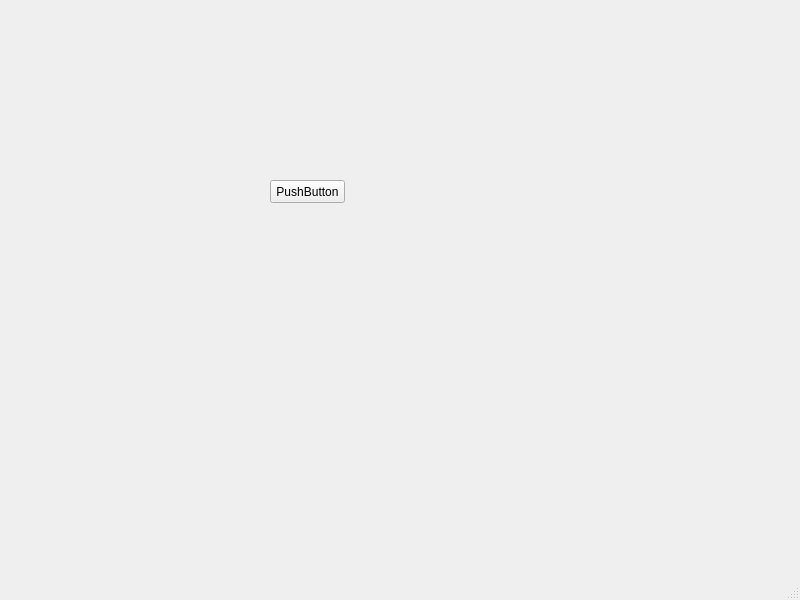
Before: the Qt Designer form TonyPacker/views/main_window.ui in santorr/TonyPacker, drawn with Qt 5.
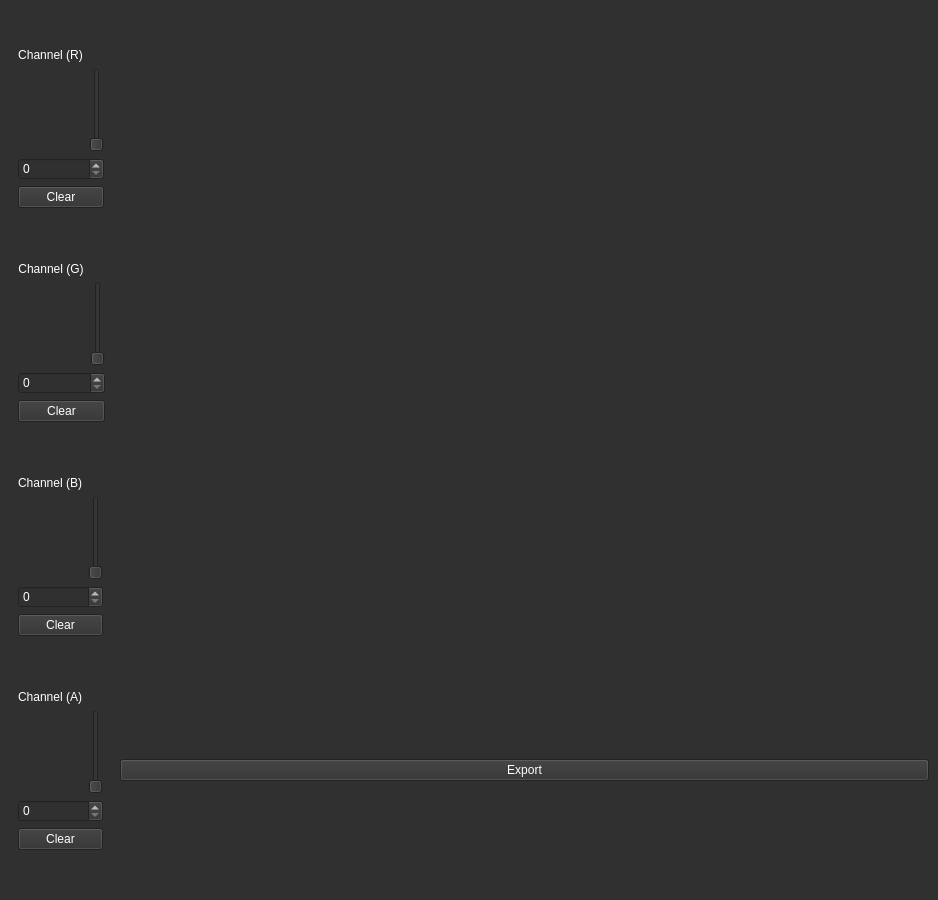
After: the same form once the commit is applied. Icons and pictures are not drawn.

What changed in the file:
```diff
--- a/TonyPacker/views/main_window.ui
+++ b/TonyPacker/views/main_window.ui
@@ -6,39 +6,387 @@
    <rect>
     <x>0</x>
     <y>0</y>
-    <width>800</width>
-    <height>600</height>
+    <width>938</width>
+    <height>900</height>
    </rect>
   </property>
+  <property name="sizePolicy">
+   <sizepolicy hsizetype="Maximum" vsizetype="Minimum">
+    <horstretch>0</horstretch>
+    <verstretch>0</verstretch>
+   </sizepolicy>
+  </property>
   <property name="windowTitle">
    <string>MainWindow</string>
   </property>
+  <property name="styleSheet">
+   <string notr="true">background: #303030;</string>
+  </property>
   <widget class="QWidget" name="centralwidget">
-   <widget class="QPushButton" name="pushButton">
-    <property name="geometry">
-     <rect>
-      <x>270</x>
-      <y>180</y>
-      <width>75</width>
-      <height>23</height>
-     </rect>
-    </property>
-    <property name="text">
-     <string>PushButton</string>
-    </property>
-   </widget>
-  </widget>
-  <widget class="QMenuBar" name="menubar">
-   <property name="geometry">
-    <rect>
-     <x>0</x>
-     <y>0</y>
-     <width>800</width>
-     <height>21</height>
-    </rect>
+   <property name="sizePolicy">
+    <sizepolicy hsizetype="Preferred" vsizetype="Preferred">
+     <horstretch>0</horstretch>
+     <verstretch>0</verstretch>
+    </sizepolicy>
    </property>
+   <layout class="QGridLayout" name="gridLayout_2">
+    <item row="0" column="1">
+     <widget class="QWidget" name="r_channel" native="true">
+      <property name="sizePolicy">
+       <sizepolicy hsizetype="Maximum" vsizetype="Maximum">
+        <horstretch>0</horstretch>
+        <verstretch>0</verstretch>
+       </sizepolicy>
+      </property>
+      <layout class="QGridLayout" name="gridLayout">
+       <item row="2" column="1">
+        <widget class="QSlider" name="verticalSlider">
+         <property name="sizePolicy">
+          <sizepolicy hsizetype="Maximum" vsizetype="Minimum">
+           <horstretch>0</horstretch>
+           <verstretch>0</verstretch>
+          </sizepolicy>
+         </property>
+         <property name="orientation">
+          <enum>Qt::Vertical</enum>
+         </property>
+        </widget>
+       </item>
+       <item row="1" column="0">
+        <widget class="QLabel" name="label">
+         <property name="sizePolicy">
+          <sizepolicy hsizetype="Minimum" vsizetype="Maximum">
+           <horstretch>0</horstretch>
+           <verstretch>0</verstretch>
+          </sizepolicy>
+         </property>
+         <property name="styleSheet">
+          <string notr="true">color: #ffffff;</string>
+         </property>
+         <property name="text">
+          <string>Channel (R)</string>
+         </property>
+         <property name="alignment">
+          <set>Qt::AlignCenter</set>
+         </property>
+        </widget>
+       </item>
+       <item row="3" column="0" colspan="2">
+        <widget class="QSpinBox" name="spinBox">
+         <property name="styleSheet">
+          <string notr="true">color: #ffffff;</string>
+         </property>
+        </widget>
+       </item>
+       <item row="4" column="0" colspan="2">
+        <widget class="QPushButton" name="pushButton">
+         <property name="styleSheet">
+          <string notr="true">color: #ffffff;</string>
+         </property>
+         <property name="text">
+          <string>Clear</string>
+         </property>
+        </widget>
+       </item>
+       <item row="2" column="0">
+        <widget class="QLabel" name="lb_preview">
+         <property name="sizePolicy">
+          <sizepolicy hsizetype="Maximum" vsizetype="Maximum">
+           <horstretch>0</horstretch>
+           <verstretch>0</verstretch>
+          </sizepolicy>
+         </property>
+         <property name="text">
+          <string/>
+         </property>
+         <property name="pixmap">
+          <pixmap>../resources/template.jpg</pixmap>
+         </property>
+         <property name="scaledContents">
+          <bool>false</bool>
+         </property>
+         <property name="alignment">
+          <set>Qt::AlignCenter</set>
+         </property>
+        </widget>
+       </item>
+      </layout>
+     </widget>
+    </item>
+    <item row="1" column="1">
+     <widget class="QWidget" name="g_channel" native="true">
+      <property name="sizePolicy">
+       <sizepolicy hsizetype="Maximum" vsizetype="Maximum">
+        <horstretch>0</horstretch>
+        <verstretch>0</verstretch>
+       </sizepolicy>
+      </property>
+      <layout class="QGridLayout" name="gridLayout_3">
+       <item row="0" column="0">
+        <widget class="QLabel" name="label_2">
+         <property name="sizePolicy">
+          <sizepolicy hsizetype="Minimum" vsizetype="Maximum">
+           <horstretch>0</horstretch>
+           <verstretch>0</verstretch>
+          </sizepolicy>
+         </property>
+         <property name="styleSheet">
+          <string notr="true">color: #ffffff;</string>
+         </property>
+         <property name="text">
+          <string>Channel (G)</string>
+         </property>
+         <property name="alignment">
+          <set>Qt::AlignCenter</set>
+         </property>
+        </widget>
+       </item>
+       <item row="1" column="0">
+        <widget class="QLabel" name="lb_preview_2">
+         <property name="sizePolicy">
+          <sizepolicy hsizetype="Maximum" vsizetype="Maximum">
+           <horstretch>0</horstretch>
+           <verstretch>0</verstretch>
+          </sizepolicy>
+         </property>
+         <property name="text">
+          <string/>
+         </property>
+         <property name="pixmap">
+          <pixmap>../resources/template.jpg</pixmap>
+         </property>
+         <property name="scaledContents">
+          <bool>false</bool>
+         </property>
+         <property name="alignment">
+          <set>Qt::AlignCenter</set>
+         </property>
+        </widget>
+       </item>
+       <item row="1" column="1">
+        <widget class="QSlider" name="verticalSlider_2">
+         <property name="sizePolicy">
+          <sizepolicy hsizetype="Maximum" vsizetype="Minimum">
+           <horstretch>0</horstretch>
+           <verstretch>0</verstretch>
+          </sizepolicy>
+         </property>
+         <property name="orientation">
+          <enum>Qt::Vertical</enum>
+         </property>
+        </widget>
+       </item>
+       <item row="2" column="0" colspan="2">
+        <widget class="QSpinBox" name="spinBox_2">
+         <property name="styleSheet">
+          <string notr="true">color: #ffffff;</string>
+         </property>
+        </widget>
+       </item>
+       <item row="3" column="0" colspan="2">
+        <widget class="QPushButton" name="pushButton_2">
+         <property name="styleSheet">
+          <string notr="true">color: #ffffff;</string>
+         </property>
+         <property name="text">
+          <string>Clear</string>
+         </property>
+        </widget>
+       </item>
+      </layout>
+     </widget>
+    </item>
+    <item row="2" column="1">
+     <widget class="QWidget" name="b_channel" native="true">
+      <property name="sizePolicy">
+       <sizepolicy hsizetype="Maximum" vsizetype="Maximum">
+        <horstretch>0</horstretch>
+        <verstretch>0</verstretch>
+       </sizepolicy>
+      </property>
+      <layout class="QGridLayout" name="gridLayout_4">
+       <item row="0" column="0">
+        <widget class="QLabel" name="label_3">
+         <property name="sizePolicy">
+          <sizepolicy hsizetype="Minimum" vsizetype="Maximum">
+           <horstretch>0</horstretch>
+           <verstretch>0</verstretch>
+          </sizepolicy>
+         </property>
+         <property name="styleSheet">
+          <string notr="true">color: #ffffff;</string>
+         </property>
+         <property name="text">
+          <string>Channel (B)</string>
+         </property>
+         <property name="alignment">
+          <set>Qt::AlignCenter</set>
+         </property>
+        </widget>
+       </item>
+       <item row="1" column="0">
+        <widget class="QLabel" name="lb_preview_3">
+         <property name="sizePolicy">
+          <sizepolicy hsizetype="Maximum" vsizetype="Maximum">
+           <horstretch>0</horstretch>
+           <verstretch>0</verstretch>
+          </sizepolicy>
+         </property>
+         <property name="text">
+          <string/>
+         </property>
+         <property name="pixmap">
+          <pixmap>../resources/template.jpg</pixmap>
+         </property>
+         <property name="scaledContents">
+          <bool>false</bool>
+         </property>
+         <property name="alignment">
+          <set>Qt::AlignCenter</set>
+         </property>
+        </widget>
+       </item>
+       <item row="1" column="1">
+        <widget class="QSlider" name="verticalSlider_3">
+         <property name="sizePolicy">
+          <sizepolicy hsizetype="Maximum" vsizetype="Minimum">
+           <horstretch>0</horstretch>
+           <verstretch>0</verstretch>
+          </sizepolicy>
+         </property>
+         <property name="orientation">
+          <enum>Qt::Vertical</enum>
+         </property>
+        </widget>
+       </item>
+       <item row="2" column="0" colspan="2">
+        <widget class="QSpinBox" name="spinBox_3">
+         <property name="styleSheet">
+          <string notr="true">color: #ffffff;</string>
+         </property>
+        </widget>
+       </item>
+       <item row="3" column="0" colspan="2">
+        <widget class="QPushButton" name="pushButton_3">
+         <property name="styleSheet">
+          <string notr="true">color: #ffffff;</string>
+         </property>
+         <property name="text">
+          <string>Clear</string>
+         </property>
+        </widget>
+       </item>
+      </layout>
+     </widget>
+    </item>
+    <item row="3" column="1">
+     <widget class="QWidget" name="a_channel" native="true">
+      <layout class="QGridLayout" name="gridLayout_5">
+       <item row="0" column="0">
+        <widget class="QLabel" name="label_4">
+         <property name="sizePolicy">
+          <sizepolicy hsizetype="Minimum" vsizetype="Maximum">
+           <horstretch>0</horstretch>
+           <verstretch>0</verstretch>
+          </sizepolicy>
+         </property>
+         <property name="styleSheet">
+          <string notr="true">color: #ffffff;</string>
+         </property>
+         <property name="text">
+          <string>Channel (A)</string>
+         </property>
+         <property name="alignment">
+          <set>Qt::AlignCenter</set>
+         </property>
+        </widget>
+       </item>
+       <item row="1" column="0">
+        <widget class="QLabel" name="lb_preview_4">
+         <property name="sizePolicy">
+          <sizepolicy hsizetype="Maximum" vsizetype="Maximum">
+           <horstretch>0</horstretch>
+           <verstretch>0</verstretch>
+          </sizepolicy>
+         </property>
+         <property name="text">
+          <string/>
+         </property>
+         <property name="pixmap">
+          <pixmap>../resources/template.jpg</pixmap>
+         </property>
+         <property name="scaledContents">
+          <bool>false</bool>
+         </property>
+         <property name="alignment">
+          <set>Qt::AlignCenter</set>
+         </property>
+        </widget>
+       </item>
+       <item row="1" column="1">
+        <widget class="QSlider" name="verticalSlider_4">
+         <property name="sizePolicy">
+          <sizepolicy hsizetype="Maximum" vsizetype="Minimum">
+           <horstretch>0</horstretch>
+           <verstretch>0</verstretch>
+          </sizepolicy>
+         </property>
+         <property name="orientation">
+          <enum>Qt::Vertical</enum>
+         </property>
+        </widget>
+       </item>
+       <item row="2" column="0" colspan="2">
+        <widget class="QSpinBox" name="spinBox_4">
+         <property name="styleSheet">
+          <string notr="true">color: #ffffff;</string>
+         </property>
+        </widget>
+       </item>
+       <item row="3" column="0" colspan="2">
+        <widget class="QPushButton" name="pushButton_4">
+         <property name="styleSheet">
+          <string notr="true">color: #ffffff;</string>
+         </property>
+         <property name="text">
+          <string>Clear</string>
+         </property>
+        </widget>
+       </item>
+      </layout>
+     </widget>
+    </item>
+    <item row="0" column="2" rowspan="3">
+     <widget class="QLabel" name="label_5">
+      <property name="sizePolicy">
+       <sizepolicy hsizetype="Minimum" vsizetype="Minimum">
+        <horstretch>0</horstretch>
+        <verstretch>0</verstretch>
+       </sizepolicy>
+      </property>
+      <property name="text">
+       <string/>
+      </property>
+      <property name="pixmap">
+       <pixmap>../resources/template.jpg</pixmap>
+      </property>
+      <property name="scaledContents">
+       <bool>true</bool>
+      </property>
+     </widget>
+    </item>
+    <item row="3" column="2">
+     <widget class="QPushButton" name="pushButton_5">
+      <property name="styleSheet">
+       <string notr="true">color: #ffffff;</string>
+      </property>
+      <property name="text">
+       <string>Export</string>
+      </property>
+     </widget>
+    </item>
+   </layout>
   </widget>
-  <widget class="QStatusBar" name="statusbar"/>
  </widget>
  <resources/>
  <connections/>
```
